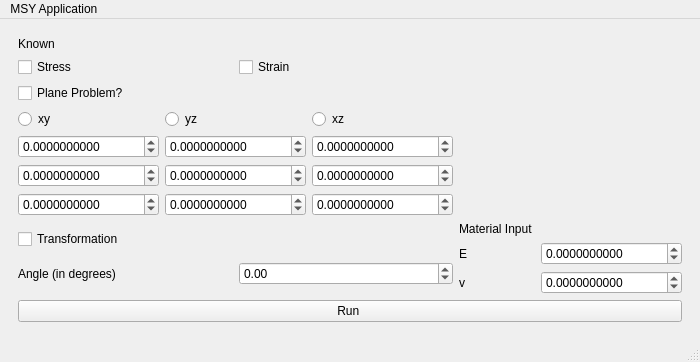
Above: form.ui from Varnu01/Stress-Strain-Calculator- before the change. Below: the same form after it.
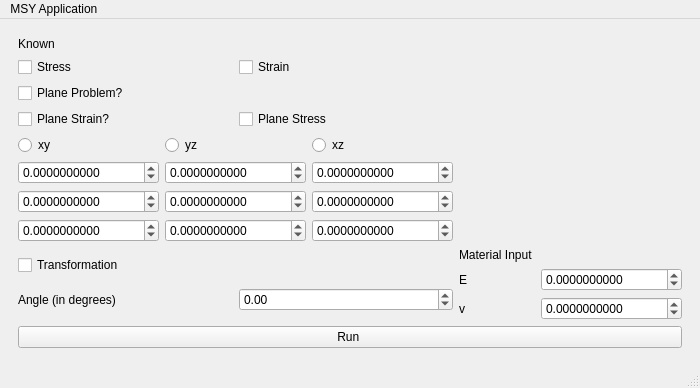
That is the form after the change.

Commit message: Updated GUI and added code for plane strain and stress if strain is known

```diff
--- a/form.ui
+++ b/form.ui
@@ -83,6 +83,13 @@
         </item>
         <item row="1" column="0">
          <layout class="QGridLayout" name="gridLayout_9">
+          <item row="1" column="0">
+           <widget class="QCheckBox" name="plane_strain">
+            <property name="text">
+             <string>Plane Strain? </string>
+            </property>
+           </widget>
+          </item>
           <item row="0" column="0">
            <widget class="QCheckBox" name="plane">
             <property name="text">
@@ -93,6 +100,13 @@
             </property>
            </widget>
           </item>
+          <item row="1" column="1">
+           <widget class="QCheckBox" name="plane_stress">
+            <property name="text">
+             <string>Plane Stress </string>
+            </property>
+           </widget>
+          </item>
          </layout>
         </item>
         <item row="4" column="1">
```
The commit also changes 1 other file.
